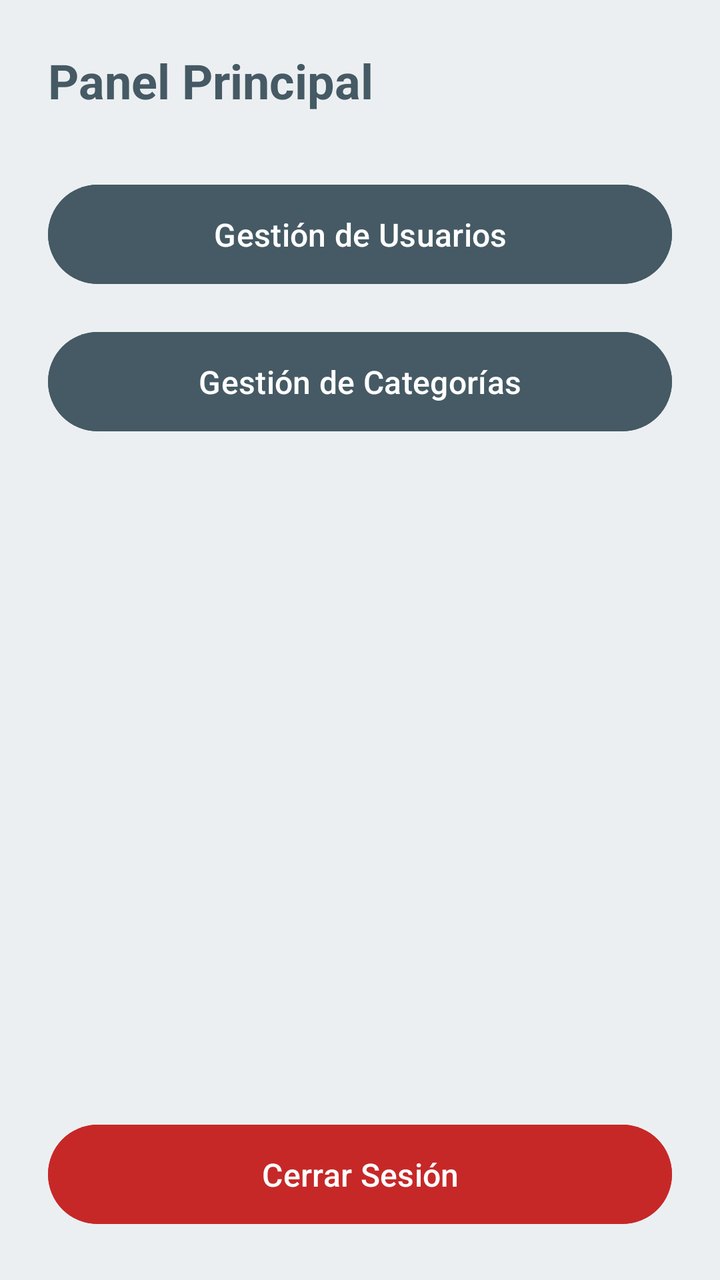
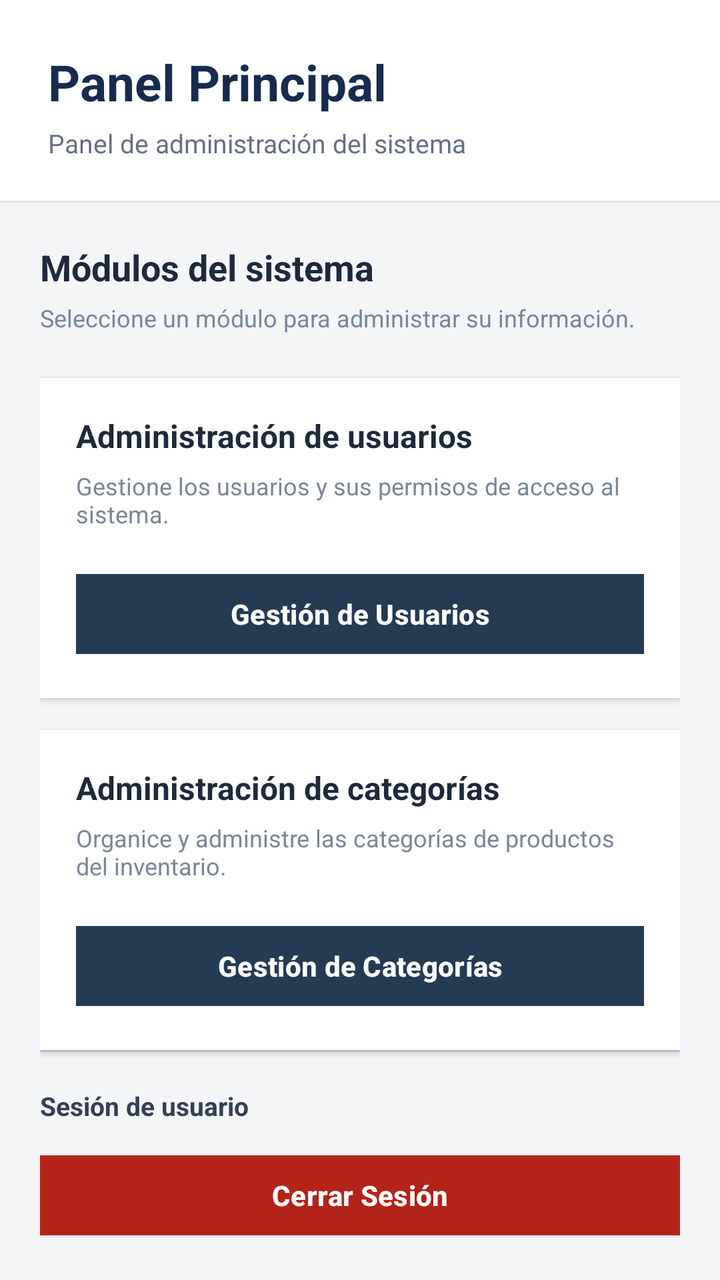

Two renders of the same Android screen: before a commit and after it. Below are the layout's source before the change and the commit's diff.
<!-- AndroidManifest.xml: application theme Theme.SistemaDeBodega -->
<!-- res/layout/activity_dashboard.xml -->
<?xml version="1.0" encoding="utf-8"?>
<LinearLayout xmlns:android="http://schemas.android.com/apk/res/android"
    android:layout_width="match_parent"
    android:layout_height="match_parent"
    android:background="@color/background"
    android:orientation="vertical"
    android:padding="24dp">

    <TextView
        android:id="@+id/tvBienvenidaDashboard"
        android:layout_width="match_parent"
        android:layout_height="wrap_content"
        android:layout_marginBottom="32dp"
        android:text="@string/dashboard_titulo"
        android:textColor="@color/primary"
        android:textSize="24sp"
        android:textStyle="bold" />

    <Button
        android:id="@+id/btnMenuUsuarios"
        android:layout_width="match_parent"
        android:layout_height="wrap_content"
        android:layout_marginBottom="16dp"
        android:backgroundTint="@color/primary"
        android:padding="14dp"
        android:text="@string/menu_usuarios"
        android:textColor="@color/white"
        android:textSize="16sp" />

    <Button
        android:id="@+id/btnMenuCategorias"
        android:layout_width="match_parent"
        android:layout_height="wrap_content"
        android:layout_marginBottom="16dp"
        android:backgroundTint="@color/primary"
        android:padding="14dp"
        android:text="@string/menu_categorias"
        android:textColor="@color/white"
        android:textSize="16sp" />

    <View
        android:layout_width="match_parent"
        android:layout_height="0dp"
        android:layout_weight="1" />

    <Button
        android:id="@+id/btnCerrarSesion"
        android:layout_width="match_parent"
        android:layout_height="wrap_content"
        android:backgroundTint="@color/error"
        android:padding="14dp"
        android:text="@string/menu_cerrar_sesion"
        android:textColor="@color/white"
        android:textSize="16sp" />

</LinearLayout>
<!-- resources referenced by this layout -->
<resources>
  <color name="background">#ECEFF1</color>
  <color name="error">#C62828</color>
  <color name="primary">#455A64</color>
  <color name="white">#FFFFFFFF</color>
  <string name="dashboard_titulo">Panel Principal</string>
  <string name="menu_categorias">Gestión de Categorías</string>
  <string name="menu_cerrar_sesion">Cerrar Sesión</string>
  <string name="menu_usuarios">Gestión de Usuarios</string>
  <style name="Theme.SistemaDeBodega" parent="Base.Theme.SistemaDeBodega" />
  <style name="Base.Theme.SistemaDeBodega" parent="Theme.Material3.DayNight.NoActionBar">
          
          
      </style>
</resources>

<!-- the commit's change to res/layout/activity_dashboard.xml (unified diff, before → after) -->
@@ -1,56 +1,198 @@
 <?xml version="1.0" encoding="utf-8"?>
-<LinearLayout xmlns:android="http://schemas.android.com/apk/res/android"
+<LinearLayout
+    xmlns:android="http://schemas.android.com/apk/res/android"
     android:layout_width="match_parent"
     android:layout_height="match_parent"
-    android:background="@color/background"
     android:orientation="vertical"
-    android:padding="24dp">
+    android:background="#F3F5F7">
 
-    <TextView
-        android:id="@+id/tvBienvenidaDashboard"
+    
+    <LinearLayout
         android:layout_width="match_parent"
         android:layout_height="wrap_content"
-        android:layout_marginBottom="32dp"
-        android:text="@string/dashboard_titulo"
-        android:textColor="@color/primary"
-        android:textSize="24sp"
-        android:textStyle="bold" />
+        android:orientation="vertical"
+        android:background="#FFFFFF"
+        android:paddingStart="24dp"
+        android:paddingEnd="24dp"
+        android:paddingTop="24dp"
+        android:paddingBottom="20dp">
 
-    <Button
-        android:id="@+id/btnMenuUsuarios"
-        android:layout_width="match_parent"
-        android:layout_height="wrap_content"
-        android:layout_marginBottom="16dp"
-        android:backgroundTint="@color/primary"
-        android:padding="14dp"
-        android:text="@string/menu_usuarios"
-        android:textColor="@color/white"
-        android:textSize="16sp" />
+        <TextView
+            android:id="@+id/tvBienvenidaDashboard"
+            android:layout_width="match_parent"
+            android:layout_height="wrap_content"
+            android:text="@string/dashboard_titulo"
+            android:textColor="#172B4D"
+            android:textSize="25sp"
+            android:textStyle="bold" />
 
-    <Button
-        android:id="@+id/btnMenuCategorias"
-        android:layout_width="match_parent"
-        android:layout_height="wrap_content"
-        android:layout_marginBottom="16dp"
-        android:backgroundTint="@color/primary"
-        android:padding="14dp"
-        android:text="@string/menu_categorias"
-        android:textColor="@color/white"
-        android:textSize="16sp" />
+        <TextView
+            android:layout_width="match_parent"
+            android:layout_height="wrap_content"
+            android:layout_marginTop="5dp"
+            android:text="Panel de administración del sistema"
+            android:textColor="#667085"
+            android:textSize="13sp" />
 
+    </LinearLayout>
+
+    
     <View
         android:layout_width="match_parent"
+        android:layout_height="1dp"
+        android:background="#DDE3EA" />
+
+    
+    <LinearLayout
+        android:layout_width="match_parent"
         android:layout_height="0dp"
-        android:layout_weight="1" />
+        android:layout_weight="1"
+        android:orientation="vertical"
+        android:padding="20dp">
 
-    <Button
-        android:id="@+id/btnCerrarSesion"
-        android:layout_width="match_parent"
-        android:layout_height="wrap_content"
-        android:backgroundTint="@color/error"
-        android:padding="14dp"
-        android:text="@string/menu_cerrar_sesion"
-        android:textColor="@color/white"
-        android:textSize="16sp" />
+        
+        <TextView
+            android:layout_width="match_parent"
+            android:layout_height="wrap_content"
+            android:text="Módulos del sistema"
+            android:textColor="#1E293B"
+            android:textSize="18sp"
+            android:textStyle="bold"
+            android:layout_marginBottom="5dp" />
+
+        <TextView
+            android:layout_width="match_parent"
+            android:layout_height="wrap_content"
+            android:text="Seleccione un módulo para administrar su información."
+            android:textColor="#7A8699"
+            android:textSize="12sp"
+            android:layout_marginBottom="22dp" />
+
+        
+        <LinearLayout
+            android:layout_width="match_parent"
+            android:layout_height="wrap_content"
+            android:orientation="vertical"
+            android:background="#FFFFFF"
+            android:padding="18dp"
+            android:elevation="2dp"
+            android:layout_marginBottom="16dp">
+
+            <TextView
+                android:layout_width="match_parent"
+                android:layout_height="wrap_content"
+                android:text="Administración de usuarios"
+                android:textColor="#1E293B"
+                android:textSize="16sp"
+                android:textStyle="bold"
+                android:layout_marginBottom="6dp" />
+
+            <TextView
+                android:layout_width="match_parent"
+                android:layout_height="wrap_content"
+                android:text="Gestione los usuarios y sus permisos de acceso al sistema."
+                android:textColor="#7A8699"
+                android:textSize="12sp"
+                android:layout_marginBottom="18dp" />
+
+            <Button
+                android:id="@+id/btnMenuUsuarios"
+                android:layout_width="match_parent"
+                android:layout_height="48dp"
+                android:backgroundTint="#243B53"
+                android:text="@string/menu_usuarios"
+                android:textAllCaps="false"
+                android:textColor="#FFFFFF"
+                android:textSize="14sp"
+                android:textStyle="bold"
+                android:elevation="0dp" />
+
+        </LinearLayout>
+
+        
+        <LinearLayout
+            android:layout_width="match_parent"
+            android:layout_height="wrap_content"
+            android:orientation="vertical"
+            android:background="#FFFFFF"
+            android:padding="18dp"
+            android:elevation="2dp">
+
+            <TextView
+                android:layout_width="match_parent"
+                android:layout_height="wrap_content"
+                android:text="Administración de categorías"
+                android:textColor="#1E293B"
+                android:textSize="16sp"
+                android:textStyle="bold"
+                android:layout_marginBottom="6dp" />
+
+            <TextView
+                android:layout_width="match_parent"
+                android:layout_height="wrap_content"
+                android:text="Organice y administre las categorías de productos del inventario."
+                android:textColor="#7A8699"
+                android:textSize="12sp"
+                android:layout_marginBottom="18dp" />
+
+            <Button
+                android:id="@+id/btnMenuCategorias"
+                android:layout_width="match_parent"
+                android:layout_height="48dp"
+                android:backgroundTint="#243B53"
+                android:text="@string/menu_categorias"
+                android:textAllCaps="false"
+                android:textColor="#FFFFFF"
+                android:textSize="14sp"
+                android:textStyle="bold"
+                android:elevation="0dp" />
+
+        </LinearLayout>
+
+        
+        <View
+            android:layout_width="match_parent"
+            android:layout_height="0dp"
+            android:layout_weight="1" />
+
+        
+        <View
+            android:layout_width="match_parent"
+            android:layout_height="1dp"
+            android:background="#D8DEE6"
+            android:layout_marginBottom="18dp" />
+
+        <TextView
+            android:layout_width="match_parent"
+            android:layout_height="wrap_content"
+            android:text="Sesión de usuario"
+            android:textColor="#344054"
+            android:textSize="13sp"
+            android:textStyle="bold"
+            android:layout_marginBottom="12dp" />
+
+        
+        <Button
+            android:id="@+id/btnCerrarSesion"
+            android:layout_width="match_parent"
+            android:layout_height="48dp"
+            android:backgroundTint="#B42318"
+            android:text="@string/menu_cerrar_sesion"
+            android:textAllCaps="false"
+            android:textColor="#FFFFFF"
+            android:textSize="14sp"
+            android:textStyle="bold"
+            android:elevation="0dp" />
+
+        <TextView
+            android:layout_width="match_parent"
+            android:layout_height="wrap_content"
+            android:layout_marginTop="16dp"
+            android:gravity="center"
+            android:text="Sistema de Bodega · Panel de administración"
+            android:textColor="#98A2B3"
+            android:textSize="11sp" />
+
+    </LinearLayout>
 
 </LinearLayout>
<!-- resource entries referenced after the edit -->
@@ -1,17 +1,20 @@
 <!-- resources referenced by this layout -->
 <resources>
-  <color name="background">#ECEFF1</color>
-  <color name="error">#C62828</color>
-  <color name="primary">#455A64</color>
-  <color name="white">#FFFFFFFF</color>
   <string name="dashboard_titulo">Panel Principal</string>
   <string name="menu_categorias">Gestión de Categorías</string>
   <string name="menu_cerrar_sesion">Cerrar Sesión</string>
   <string name="menu_usuarios">Gestión de Usuarios</string>
   <style name="Theme.SistemaDeBodega" parent="Base.Theme.SistemaDeBodega" />
   <style name="Base.Theme.SistemaDeBodega" parent="Theme.Material3.DayNight.NoActionBar">
+  
           
-          
+          <item name="materialButtonStyle">@style/BotonCuadrado</item>
+  
+      </style>
+  <style name="BotonCuadrado" parent="Widget.Material3.Button">
+  
+          <item name="cornerRadius">0dp</item>
+  
       </style>
 </resources>
 
